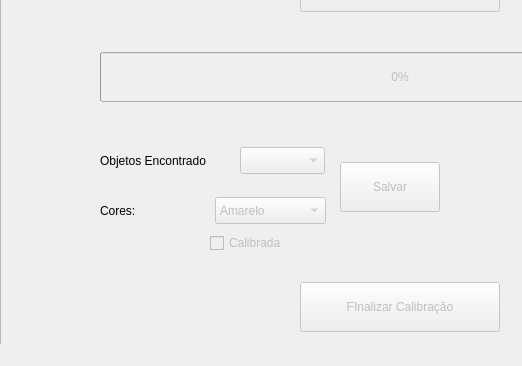
First picture: the form in SCIMM/janelaprincipal.ui, repository schirrel/SCIMM, before the edit; both pictures show x 0 to 522 and y 234 to 600 of the 800 by 600 pixel window.
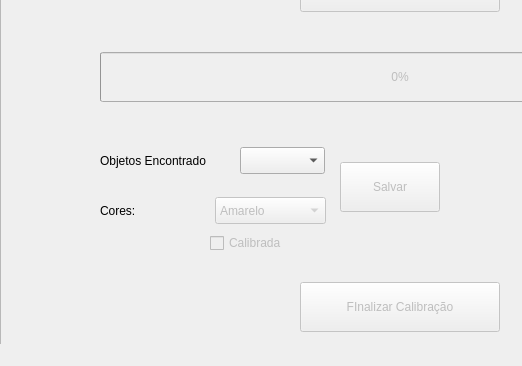
Second picture: the form after the edit. The open tabs and pages were chosen to show the change. Custom widgets are drawn as their Qt base class.

```diff
--- a/SCIMM/janelaprincipal.ui
+++ b/SCIMM/janelaprincipal.ui
@@ -484,7 +484,7 @@
       </widget>
       <widget class="QComboBox" name="CB_CA_OBJETOS">
        <property name="enabled">
-        <bool>false</bool>
+        <bool>true</bool>
        </property>
        <property name="geometry">
         <rect>
@@ -494,6 +494,9 @@
          <height>27</height>
         </rect>
        </property>
+       <property name="editable">
+        <bool>false</bool>
+       </property>
       </widget>
       <widget class="QLabel" name="label_9">
        <property name="geometry">
```
Left out of the diff: 4 changed lines with no effect on the pictures.
